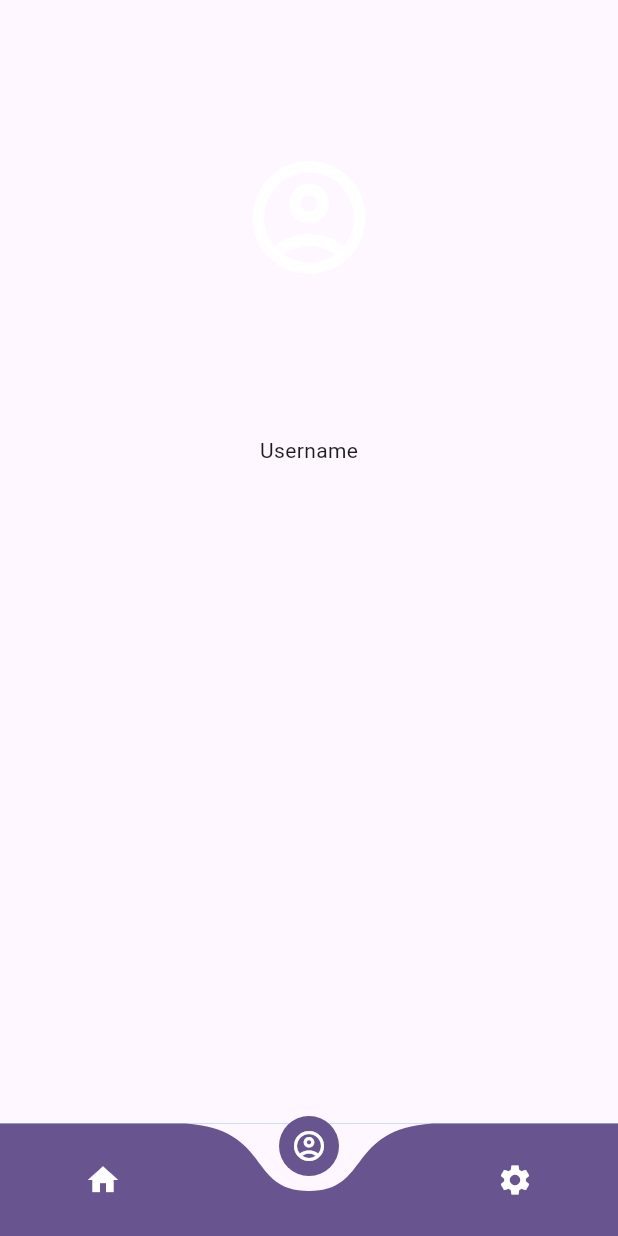
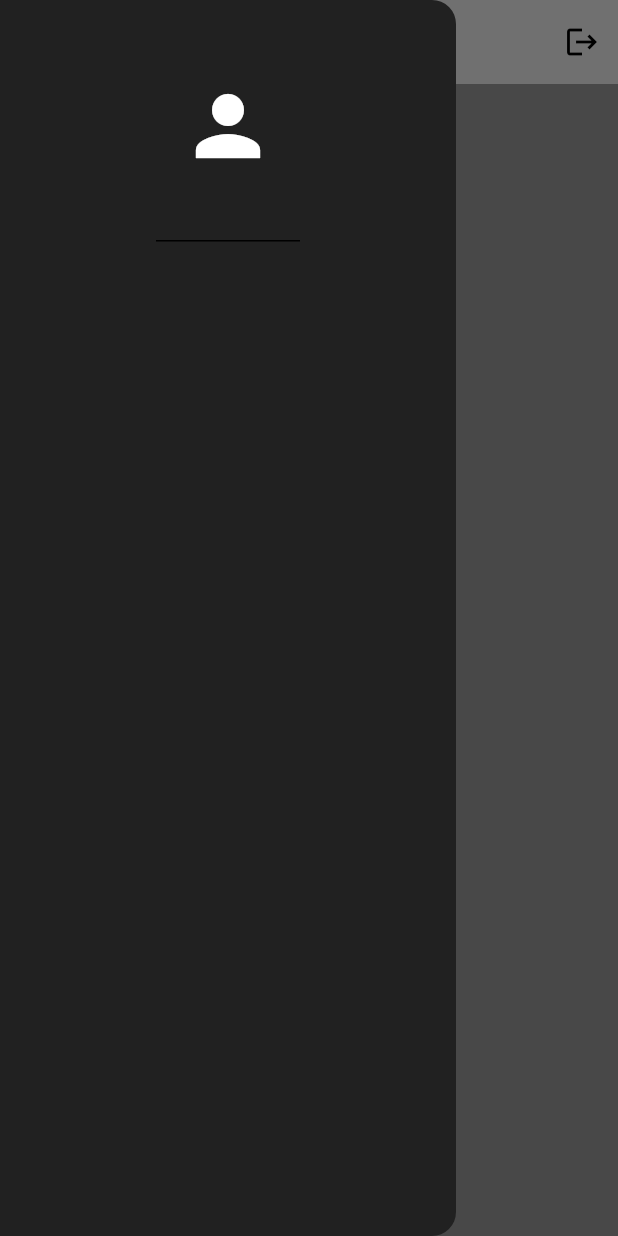
Before and after one commit to Rysu69/absensi_siswa, a Flutter app: the HomeScreen screen opened directly, with the side drawer open (before the commit the screen has no drawer), on a phone screen of 412 x 824 dp. Run offline on Flutter 3.47's test engine with Material 3 defaults, Android fonts, the phone set to English and light mode, and no system bars; drawn by our look-alikes of curved_navigation_bar; our stand-ins replace flutter_slidable, hive_flutter; accounts and stored records are empty.

Commit message:
add drawer and fix home screen

```diff
--- a/lib/Tabs/second_tab.dart
+++ /dev/null
@@ -1,32 +0,0 @@
-import 'package:flutter/material.dart';
-
-class SecondTab extends StatelessWidget {
-
-  @override
-  Widget build(BuildContext context) {
-     return Scaffold(
-        // backgroundColor: Color.fromARGB(255, 244, 232, 193),
-        backgroundColor: Theme.of(context).colorScheme.background,
-        body: Container(
-            alignment: Alignment.center,
-            child: Column(
-              children: [
-                 const SizedBox(
-                  height: 100,
-                ),
-                Container(
-                  child:      Icon(Icons.account_circle_outlined,color: Colors.white,size: 90,),
-                      ),
-                   const SizedBox(
-                  height: 100,
-                ),
-                Container(
-                  child:
-                  Text("Username"),
-                ),
-                      ]
-                      ),
-
-                    ),
-                  );
-}}
--- a/lib/screens/home_screen.dart
+++ b/lib/screens/home_screen.dart
@@ -1,6 +1,5 @@
-import 'package:absensi_siswa/Tabs/first_tab.dart';
-import 'package:absensi_siswa/Tabs/second_tab.dart';
-import 'package:curved_navigation_bar/curved_navigation_bar.dart';
+import 'package:absensi_siswa/screens/signin_screen.dart';
+import 'package:absensi_siswa/util/drawer.dart';
 import 'package:flutter/material.dart';
 import 'package:flutter/widgets.dart';
 
@@ -12,59 +11,25 @@ class HomeScreen extends StatefulWidget {
 }
 
 class _HomeScreenState extends State<HomeScreen> {
-
-  final items = const [
-     Icon(Icons.home,color: Colors.white,),
-     Icon(Icons.account_circle_outlined,color: Colors.white,),
-     Icon(Icons.settings,color: Colors.white,),
-  ];
-
-   int index = 1;
-
-  GlobalKey<CurvedNavigationBarState> _bottomNavigationKey = GlobalKey();
   @override
   Widget build(BuildContext context) {
     return Scaffold(
-       backgroundColor: Theme.of(context).colorScheme.background,
-
-
-      bottomNavigationBar: CurvedNavigationBar(
-          key: _bottomNavigationKey,
-          index: index,
-          backgroundColor: Colors.transparent,
-          color: Theme.of(context).colorScheme.primary,
-          animationDuration: Duration(milliseconds: 300),
-
-
-          items: items,
-
-          onTap: (selctedIndex){
-          setState(() {
-            index = selctedIndex;
-          });
-        },
-          letIndexChange: (index) => true,
-        ),
-       body: Container(
-        color: Colors.blue,
-        width: double.infinity,
-        height: double.infinity,
-        alignment: Alignment.center,
-        child: getSelectedWidget(index: index)
+      backgroundColor: Colors.grey,
+      appBar: AppBar(
+        // automaticallyImplyLeading: false,
+        title: const Text("absensi"),
+        backgroundColor: Colors.grey[100],
+        actions: [
+          IconButton(
+            onPressed: () {
+              Navigator.push(context,
+                  MaterialPageRoute(builder: (context) => SignInScreen()));
+            },
+            icon: const Icon(Icons.logout),
+          ),
+        ],
       ),
+      drawer: MyDrawer(),
     );
   }
-
-  Widget getSelectedWidget({required int index}){
-    Widget widget;
-    switch(index){
-      case 0:
-        widget = FirstTab();
-        break;
-      default:
-        widget = SecondTab();
-        break;
-    }
-    return widget;
-  }
 }
--- a/lib/screens/signin_screen.dart
+++ b/lib/screens/signin_screen.dart
@@ -27,7 +27,7 @@ class _SignInScreenState extends State<SignInScreen> {
                   20, MediaQuery.of(context).size.height * 0.2, 20, 0),
               child: Column(
                 children: <Widget>[
-                  logoWidget("lib/assets/images/logo.png"),
+                  logoWidget("lib/images/logo.png"),
                   const SizedBox(
                     height: 30,
                   ),
--- /dev/null
+++ b/lib/util/drawer.dart
@@ -0,0 +1,23 @@
+import 'package:flutter/material.dart';
+
+class MyDrawer extends StatelessWidget {
+  const MyDrawer({super.key});
+
+  @override
+  Widget build(BuildContext context) {
+    return Drawer(
+      backgroundColor: Colors.grey[900],
+      child: Column(
+        children: [
+          const DrawerHeader(
+            child: Icon(
+              Icons.person,
+              color: Colors.white,
+              size: 64,
+            ),
+          ),
+        ],
+      ),
+    );
+  }
+}
--- a/pubspec.yaml
+++ b/pubspec.yaml
@@ -63,8 +63,8 @@ flutter:
   uses-material-design: true
 
   # To add assets to your application, add an assets section, like this:
-  # assets:
-  #   - images/a_dot_burr.jpeg
+  assets:
+    - lib/images/
   #   - images/a_dot_ham.jpeg
 
   # An image asset can refer to one or more resolution-specific "variants", see
```
Also changed, not shown: lib/Tabs/first_tab.dart (deleted, +0 -99 lines), lib/main.dart (+13 -110 lines), lib/images/logo.png (added).
